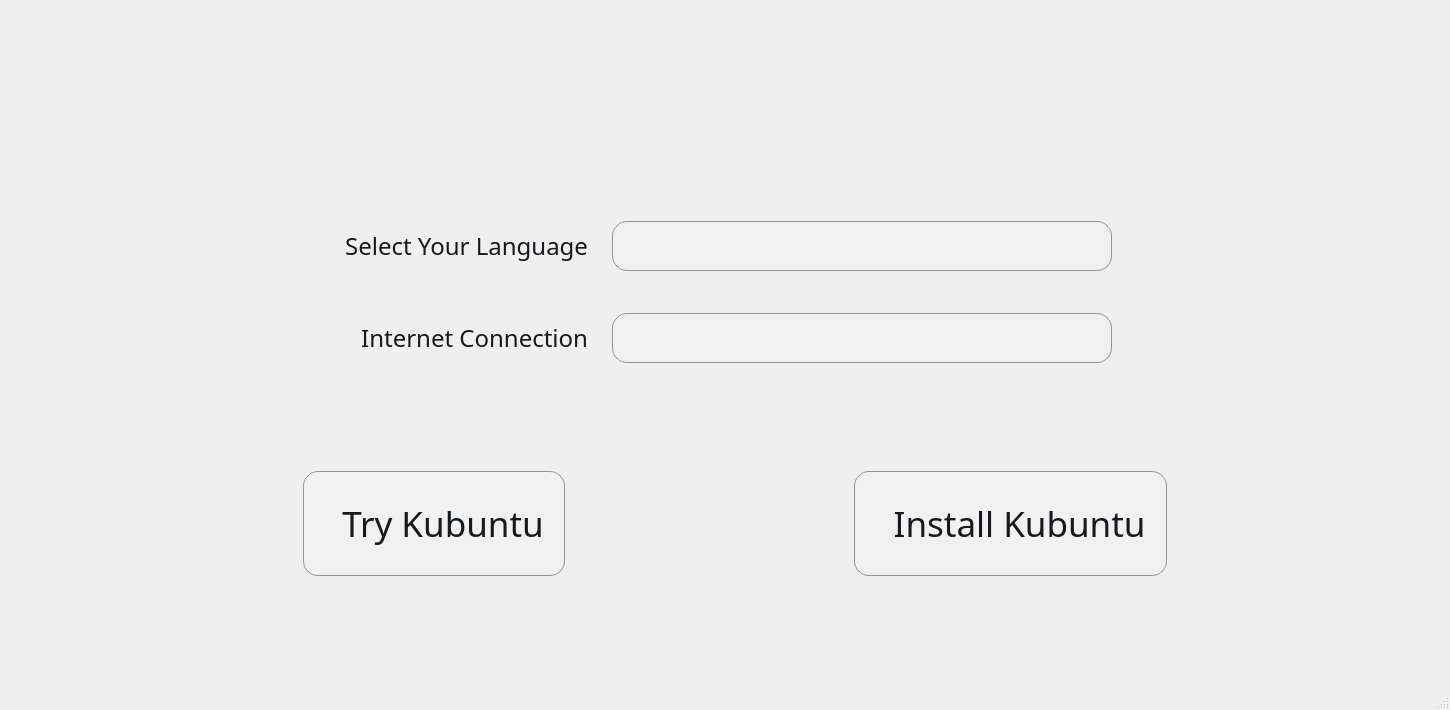
Qt form package-installer-prompt/src/installerprompt.ui (kfocus/kfocus-source) before a commit.
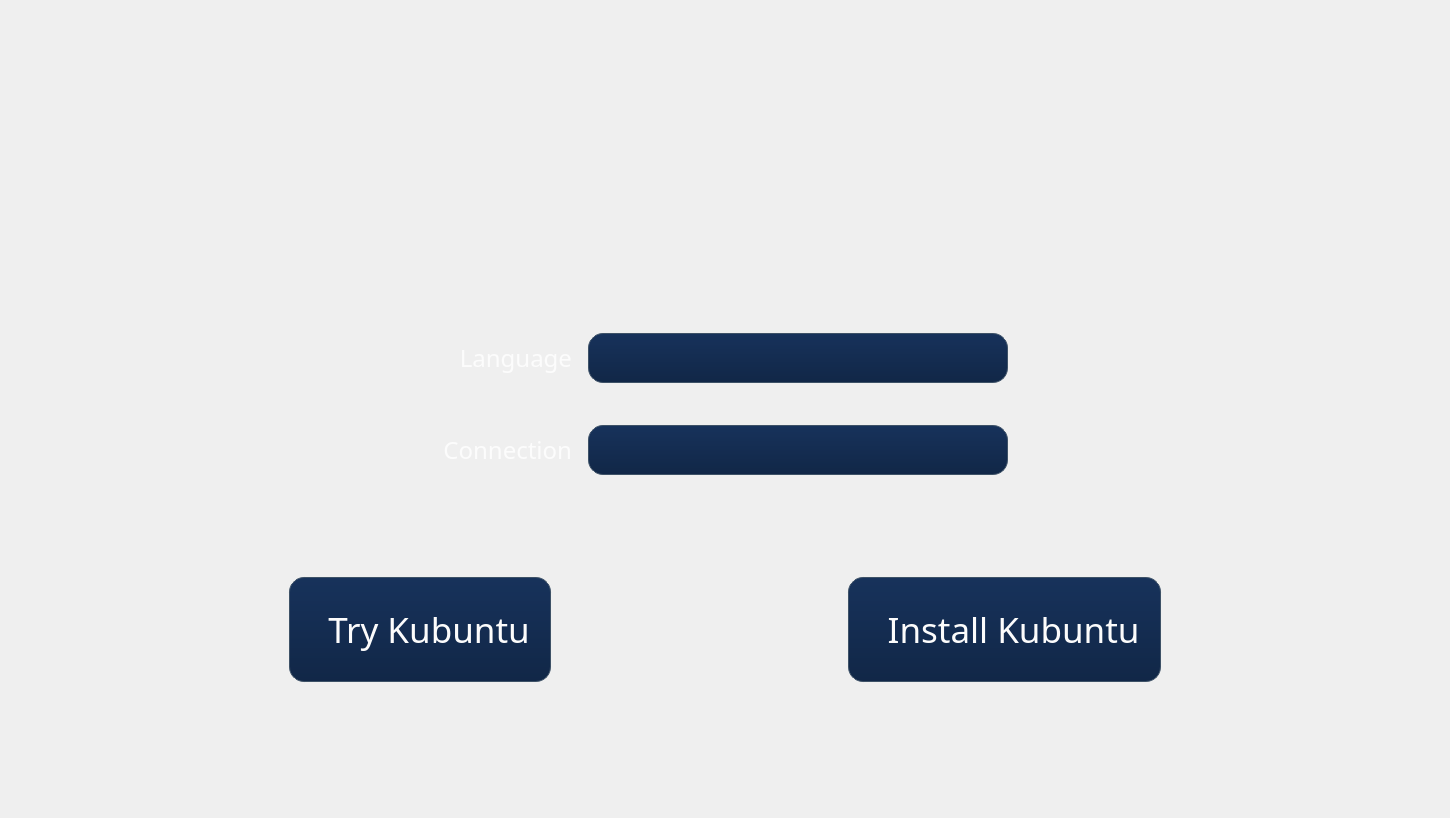
The same form after that commit. Icons and pictures are not drawn.

```diff
--- a/package-installer-prompt/src/installerprompt.ui
+++ b/package-installer-prompt/src/installerprompt.ui
@@ -7,7 +7,7 @@
     <x>0</x>
     <y>0</y>
     <width>1450</width>
-    <height>710</height>
+    <height>818</height>
    </rect>
   </property>
   <property name="minimumSize">
@@ -20,7 +20,10 @@
    <string>Try or Install Kubuntu</string>
   </property>
   <property name="styleSheet">
-   <string notr="true">QWidget {
+   <string notr="true">/*
+Light theming, in case we need it later:
+
+QWidget {
     color: #000000;
 }
 
@@ -42,10 +45,8 @@
 }
 
 QComboBox, QLineEdit {
-/*    background-color: #315764; */
-/*    background-color: #729fa5;  */
-    background-color: #f1f1f1;
-    color: #16191d;
+    background-color: qlineargradient(spread:pad, x1:0, y1:0, x2:0, y2:1, stop:0 #dbe0ea, stop:1 #c5cddd);
+    color: #4d4d4d;
     border: 1px solid #8d95a1;
     border-radius: 15px;
     padding: 6px 12px;
@@ -59,6 +60,11 @@
     border: none;
 }
 
+QComboBox QAbstractItemView {
+    color: #4d4d4d;
+    background-color: #dbe0ea;
+}
+
 QComboBox::down-arrow {
     image: url(:/arrow-down);
     width: 30px;
@@ -67,7 +73,7 @@
 
 QLabel {
     color: #16191d;
-    margin-right: 12px;
+    margin-right: 8px;
 }
 
 QLabel#logoLabel {
@@ -76,7 +82,7 @@
 }
 
 QPushButton {
-	background-color: #f1f1f1; color: #16191d; border: 1px solid #8d95a1; border-radius: 15px;
+	background-color: qlineargradient(spread:pad, x1:0, y1:0, x2:0, y2:1, stop:0 #dbe0ea, stop:1 #c5cddd); color: #4d4d4d; border: 1px solid #8d95a1; border-radius: 15px;
 }
 
 QPushButton:hover {
@@ -88,7 +94,85 @@
 }
 
 QToolTip {
-	background-color: rgba(230, 230, 230, 0.85); padding: 12px; border-radius: 15px; border: 1px solid #16191d; font: 12px 'IBM Plex Sans'; color: #16191d; line-height: 18px;
+	background-color: rgba(229, 233, 239, 0.85); padding: 12px; border-radius: 15px; border: 1px solid #16191d; font: 12px 'IBM Plex Sans'; color: #16191d; line-height: 18px;
+}
+
+Tooltip text header: &lt;span style=&quot;font-size:18px; color: #333; margin-bottom: 0;&quot;&gt;
+*/
+
+QWidget {
+    color: #000000;
+}
+
+QPushButton {
+    background-color: rgb(200, 200, 200);
+    color: #ffffff;
+    border-radius: 10px;
+    padding: 10px 20px;
+    margin: 10px;
+}
+
+QPushButton:hover {
+    background-color: rgb(30, 144, 255);
+}
+
+QPushButton:disabled {
+    background-color: rgb(169, 169, 169);
+    color: #ffffff;
+}
+
+QComboBox, QLineEdit {
+/*    background-color: #315764; */
+/*    background-color: #729fa5;  */
+    background-color: qlineargradient(spread:pad, x1:0, y1:0, x2:0, y2:1, stop:0 #17325b, stop:1 #112747);
+    color: #fcfcfc;
+    border: 1px solid #3e5267;
+    border-radius: 15px;
+    padding: 6px 12px;
+}
+
+QComboBox:hover {
+    background-color: qlineargradient(spread:pad, x1:0, y1:0, x2:0, y2:1, stop:0 #183867, stop:1 #142c53); color: rgb(255, 255, 255); border-color: #3f5369;
+}
+
+QComboBox::drop-down {
+    border: none;
+}
+
+QComboBox QAbstractItemView {
+    color: #fcfcfc;
+    background-color: #112747;
+}
+
+QComboBox::down-arrow {
+    image: url(:/arrow-down);
+    width: 30px;
+    padding-right: 10px;
+}
+
+QLabel {
+    color: #fcfcfc;
+}
+
+QLabel#logoLabel {
+    image: url(:/logo);
+    background-color: transparent;
+}
+
+QPushButton {
+	background-color: qlineargradient(spread:pad, x1:0, y1:0, x2:0, y2:1, stop:0 #17325b, stop:1 #112747); color: #fcfcfc; border: 1px solid #3e5267; border-radius: 15px;
+}
+
+QPushButton:hover {
+    background-color: qlineargradient(spread:pad, x1:0, y1:0, x2:0, y2:1, stop:0 #183867, stop:1 #142c53); color: rgb(255, 255, 255); border-color: #3f5369;
+}
+
+QPushButton:disabled {
+    background-color: #26303f; color: #a4a4a4; border: 1px solid #444; border-radius: 15px;
+}
+
+QToolTip {
+	background-color: rgba(24, 56, 103, 0.85); padding: 12px; border-radius: 15px; border: 1px solid #3e5267; font: 12px 'IBM Plex Sans'; color: #fcfcfc; line-height: 18px;
 }</string>
   </property>
   <widget class="QWidget" name="centralwidget">
@@ -98,7 +182,7 @@
      <verstretch>0</verstretch>
     </sizepolicy>
    </property>
-   <layout class="QVBoxLayout" name="verticalLayout">
+   <layout class="QVBoxLayout" name="verticalLayout" stretch="376,0,138,0,188">
     <item>
      <spacer name="verticalSpacer">
       <property name="orientation">
@@ -113,79 +197,11 @@
      </spacer>
     </item>
     <item>
-     <layout class="QHBoxLayout" name="horizontalLayout">
+     <layout class="QHBoxLayout" name="horizontalLayout_5" stretch="0,0,0">
       <item>
-       <spacer name="horizontalSpacer">
+       <spacer name="horizontalSpacer_8">
         <property name="orientation">
-         <enum>Qt::Horizontal</enum>
-        </property>
-        <property name="sizeHint" stdset="0">
-         <size>
-          <width>40</width>
-          <height>20</height>
-         </size>
-        </property>
-       </spacer>
-      </item>
-      <item>
-       <widget class="QLabel" name="label">
-        <property name="sizePolicy">
-         <sizepolicy hsizetype="Preferred" vsizetype="Fixed">
-          <horstretch>0</horstretch>
-          <verstretch>0</verstretch>
-         </sizepolicy>
-        </property>
-        <property name="maximumSize">
-         <size>
-          <width>513</width>
-          <height>100</height>
-         </size>
-        </property>
-        <property name="text">
-         <string/>
-        </property>
-        <property name="pixmap">
-         <pixmap resource="resource.qrc">:/logo</pixmap>
-        </property>
-        <property name="scaledContents">
-         <bool>true</bool>
-        </property>
-       </widget>
-      </item>
-      <item>
-       <spacer name="horizontalSpacer_2">
-        <property name="orientation">
-         <enum>Qt::Horizontal</enum>
-        </property>
-        <property name="sizeHint" stdset="0">
-         <size>
-          <width>40</width>
-          <height>20</height>
-         </size>
-        </property>
-       </spacer>
-      </item>
-     </layout>
-    </item>
-    <item>
-     <spacer name="verticalSpacer_2">
-      <property name="orientation">
-       <enum>Qt::Vertical</enum>
-      </property>
-      <property name="sizeHint" stdset="0">
-       <size>
-        <width>20</width>
-        <height>40</height>
-       </size>
-      </property>
-     </spacer>
-    </item>
-    <item>
-     <layout class="QHBoxLayout" name="horizontalLayout_5">
-      <item>
-       <spacer name="horizontalSpacer_6">
-        <property name="orientation">
-         <enum>Qt::Horizontal</enum>
+         <enum>Qt::Orientation::Horizontal</enum>
         </property>
         <property name="sizeHint" stdset="0">
          <size>
@@ -197,115 +213,68 @@
       </item>
       <item>
        <layout class="QGridLayout" name="gridLayout">
-        <item row="0" column="0">
-         <widget class="QLabel" name="translationsLabel">
-          <property name="sizePolicy">
-           <sizepolicy hsizetype="Expanding" vsizetype="Preferred">
-            <horstretch>0</horstretch>
-            <verstretch>0</verstretch>
-           </sizepolicy>
-          </property>
-          <property name="font">
-           <font>
-            <family>IBM Plex Sans</family>
-            <pointsize>18</pointsize>
-            <bold>false</bold>
-           </font>
-          </property>
-          <property name="text">
-           <string>Select Your Language</string>
-          </property>
-          <property name="alignment">
-           <set>Qt::AlignRight|Qt::AlignTrailing|Qt::AlignVCenter</set>
-          </property>
-         </widget>
+        <item row="0" column="0" colspan="3">
+         <layout class="QHBoxLayout" name="horizontalLayout_3">
+          <item>
+           <spacer name="horizontalSpacer_6">
+            <property name="orientation">
+             <enum>Qt::Orientation::Horizontal</enum>
+            </property>
+            <property name="sizeType">
+             <enum>QSizePolicy::Policy::Preferred</enum>
+            </property>
+            <property name="sizeHint" stdset="0">
+             <size>
+              <width>1</width>
+              <height>20</height>
+             </size>
+            </property>
+           </spacer>
+          </item>
+          <item>
+           <widget class="QLabel" name="label">
+            <property name="sizePolicy">
+             <sizepolicy hsizetype="Preferred" vsizetype="Fixed">
+              <horstretch>0</horstretch>
+              <verstretch>0</verstretch>
+             </sizepolicy>
+            </property>
+            <property name="maximumSize">
+             <size>
+              <width>513</width>
+              <height>100</height>
+             </size>
+            </property>
+            <property name="text">
+             <string/>
+            </property>
+            <property name="pixmap">
+             <pixmap resource="resource.qrc">:/logo</pixmap>
+            </property>
+            <property name="scaledContents">
+             <bool>true</bool>
+            </property>
+           </widget>
+          </item>
+          <item>
+           <spacer name="horizontalSpacer_9">
+            <property name="orientation">
+             <enum>Qt::Orientation::Horizontal</enum>
+            </property>
+            <property name="sizeType">
+             <enum>QSizePolicy::Policy::Preferred</enum>
+            </property>
+            <property name="sizeHint" stdset="0">
+             <size>
+              <width>1</width>
+              <height>20</height>
+             </size>
+            </property>
+           </spacer>
+          </item>
+         </layout>
         </item>
-        <item row="0" column="1">
-         <widget class="QComboBox" name="languageComboBox">
-          <property name="sizePolicy">
-           <sizepolicy hsizetype="Preferred" vsizetype="Fixed">
-            <horstretch>0</horstretch>
-            <verstretch>0</verstretch>
-           </sizepolicy>
-          </property>
-          <property name="minimumSize">
-           <size>
-            <width>500</width>
-            <height>50</height>
-           </size>
-          </property>
-          <property name="maximumSize">
-           <size>
-            <width>500</width>
-            <height>50</height>
-           </size>
-          </property>
-          <property name="font">
-           <font>
-            <family>IBM Plex Sans</family>
-            <pointsize>16</pointsize>
-           </font>
-          </property>
-          <property name="cursor">
-           <cursorShape>PointingHandCursor</cursorShape>
-          </property>
-         </widget>
-        </item>
-        <item row="2" column="1">
-         <widget class="QComboBox" name="networkComboBox">
-          <property name="sizePolicy">
-           <sizepolicy hsizetype="Preferred" vsizetype="Fixed">
-            <horstretch>0</horstretch>
-            <verstretch>0</verstretch>
-           </sizepolicy>
-          </property>
-          <property name="minimumSize">
-           <size>
-            <width>500</width>
-            <height>50</height>
-           </size>
-          </property>
-          <property name="maximumSize">
-           <size>
-            <width>500</width>
-            <height>50</height>
-           </size>
-          </property>
-          <property name="font">
-           <font>
-            <family>IBM Plex Sans</family>
-            <pointsize>16</pointsize>
-           </font>
-          </property>
-          <property name="cursor">
-           <cursorShape>PointingHandCursor</cursorShape>
-          </property>
-         </widget>
-        </item>
-        <item row="2" column="0">
-         <widget class="QLabel" name="WiFiLabel">
-          <property name="sizePolicy">
-           <sizepolicy hsizetype="Expanding" vsizetype="Preferred">
-            <horstretch>0</horstretch>
-            <verstretch>0</verstretch>
-           </sizepolicy>
-          </property>
-          <property name="font">
-           <font>
-            <family>IBM Plex Sans</family>
-            <pointsize>18</pointsize>
-            <bold>false</bold>
-           </font>
-          </property>
-          <property name="text">
-           <string>Internet Connection</string>
-          </property>
-          <property name="alignment">
-           <set>Qt::AlignRight|Qt::AlignTrailing|Qt::AlignVCenter</set>
-          </property>
-         </widget>
-        </item>
-        <item row="1" column="1">
+        <item row="5" column="2">
          <spacer name="verticalSpacer_6">
           <property name="orientation">
            <enum>Qt::Vertical</enum>
@@ -321,6 +290,146 @@
           </property>
          </spacer>
         </item>
+        <item row="6" column="0">
+         <widget class="QLabel" name="WiFiLabel">
+          <property name="sizePolicy">
+           <sizepolicy hsizetype="Preferred" vsizetype="Preferred">
+            <horstretch>0</horstretch>
+            <verstretch>0</verstretch>
+           </sizepolicy>
+          </property>
+          <property name="font">
+           <font>
+            <family>IBM Plex Sans</family>
+            <pointsize>18</pointsize>
+            <bold>false</bold>
+           </font>
+          </property>
+          <property name="text">
+           <string>Connection</string>
+          </property>
+          <property name="alignment">
+           <set>Qt::AlignmentFlag::AlignRight|Qt::AlignmentFlag::AlignTrailing|Qt::AlignmentFlag::AlignVCenter</set>
+          </property>
+         </widget>
+        </item>
+        <item row="3" column="2">
+         <spacer name="verticalSpacer_7">
+          <property name="orientation">
+           <enum>Qt::Orientation::Vertical</enum>
+          </property>
+          <property name="sizeType">
+           <enum>QSizePolicy::Policy::Fixed</enum>
+          </property>
+          <property name="sizeHint" stdset="0">
+           <size>
+            <width>20</width>
+            <height>64</height>
+           </size>
+          </property>
+         </spacer>
+        </item>
+        <item row="6" column="2">
+         <widget class="QComboBox" name="networkComboBox">
+          <property name="sizePolicy">
+           <sizepolicy hsizetype="Preferred" vsizetype="Fixed">
+            <horstretch>0</horstretch>
+            <verstretch>0</verstretch>
+           </sizepolicy>
+          </property>
+          <property name="minimumSize">
+           <size>
+            <width>420</width>
+            <height>50</height>
+           </size>
+          </property>
+          <property name="maximumSize">
+           <size>
+            <width>420</width>
+            <height>50</height>
+           </size>
+          </property>
+          <property name="font">
+           <font>
+            <family>IBM Plex Sans</family>
+            <pointsize>16</pointsize>
+           </font>
+          </property>
+          <property name="cursor">
+           <cursorShape>PointingHandCursor</cursorShape>
+          </property>
+         </widget>
+        </item>
+        <item row="4" column="2">
+         <widget class="QComboBox" name="languageComboBox">
+          <property name="sizePolicy">
+           <sizepolicy hsizetype="Preferred" vsizetype="Fixed">
+            <horstretch>0</horstretch>
+            <verstretch>0</verstretch>
+           </sizepolicy>
+          </property>
+          <property name="minimumSize">
+           <size>
+            <width>420</width>
+            <height>50</height>
+           </size>
+          </property>
+          <property name="maximumSize">
+           <size>
+            <width>420</width>
+            <height>50</height>
+           </size>
+          </property>
+          <property name="font">
+           <font>
+            <family>IBM Plex Sans</family>
+            <pointsize>16</pointsize>
+           </font>
+          </property>
+          <property name="cursor">
+           <cursorShape>PointingHandCursor</cursorShape>
+          </property>
+         </widget>
+        </item>
+        <item row="4" column="0">
+         <widget class="QLabel" name="translationsLabel">
+          <property name="sizePolicy">
+           <sizepolicy hsizetype="Preferred" vsizetype="Preferred">
+            <horstretch>0</horstretch>
+            <verstretch>0</verstretch>
+           </sizepolicy>
+          </property>
+          <property name="font">
+           <font>
+            <family>IBM Plex Sans</family>
+            <pointsize>18</pointsize>
+            <bold>false</bold>
+           </font>
+          </property>
+          <property name="text">
+           <string>Language</string>
+          </property>
+          <property name="alignment">
+           <set>Qt::AlignmentFlag::AlignRight|Qt::AlignmentFlag::AlignTrailing|Qt::AlignmentFlag::AlignVCenter</set>
+          </property>
+         </widget>
+        </item>
+        <item row="4" column="1">
+         <spacer name="horizontalSpacer">
+          <property name="orientation">
+           <enum>Qt::Orientation::Horizontal</enum>
+          </property>
+          <property name="sizeType">
+           <enum>QSizePolicy::Policy::Fixed</enum>
+          </property>
+          <property name="sizeHint" stdset="0">
+           <size>
+            <width>4</width>
+            <height>10</height>
+           </size>
+          </property>
+         </spacer>
+        </item>
        </layout>
       </item>
       <item>
@@ -339,7 +448,7 @@
      </layout>
     </item>
     <item>
-     <spacer name="verticalSpacer_3">
+     <spacer name="verticalSpacer_2">
       <property name="orientation">
        <enum>Qt::Vertical</enum>
       </property>
@@ -353,22 +462,6 @@
     </item>
     <item>
      <layout class="QHBoxLayout" name="horizontalLayout_2">
-      <item>
-       <spacer name="verticalSpacer_5">
-        <property name="orientation">
-         <enum>Qt::Vertical</enum>
-        </property>
-        <property name="sizeType">
-         <enum>QSizePolicy::Maximum</enum>
-        </property>
-        <property name="sizeHint" stdset="0">
-         <size>
-          <width>20</width>
-          <height>130</height>
-         </size>
-        </property>
-       </spacer>
-      </item>
       <item>
        <spacer name="horizontalSpacer_3">
         <property name="orientation">
@@ -501,9 +594,9 @@
      </layout>
     </item>
     <item>
-     <spacer name="verticalSpacer_4">
+     <spacer name="verticalSpacer_3">
       <property name="orientation">
-       <enum>Qt::Vertical</enum>
+       <enum>Qt::Orientation::Vertical</enum>
       </property>
       <property name="sizeHint" stdset="0">
        <size>
@@ -515,7 +608,6 @@
     </item>
    </layout>
   </widget>
-  <widget class="QStatusBar" name="statusbar"/>
  </widget>
  <resources>
   <include location="resource.qrc"/>
```
Left out of the diff: 24 changed lines with no effect on the pictures.
